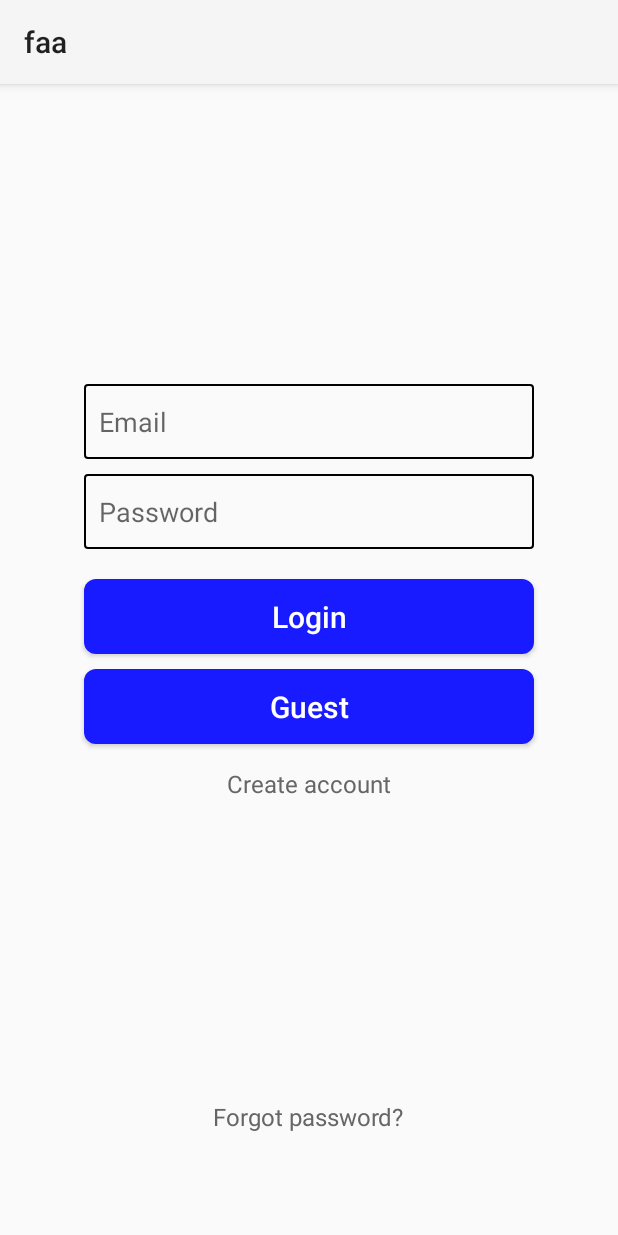
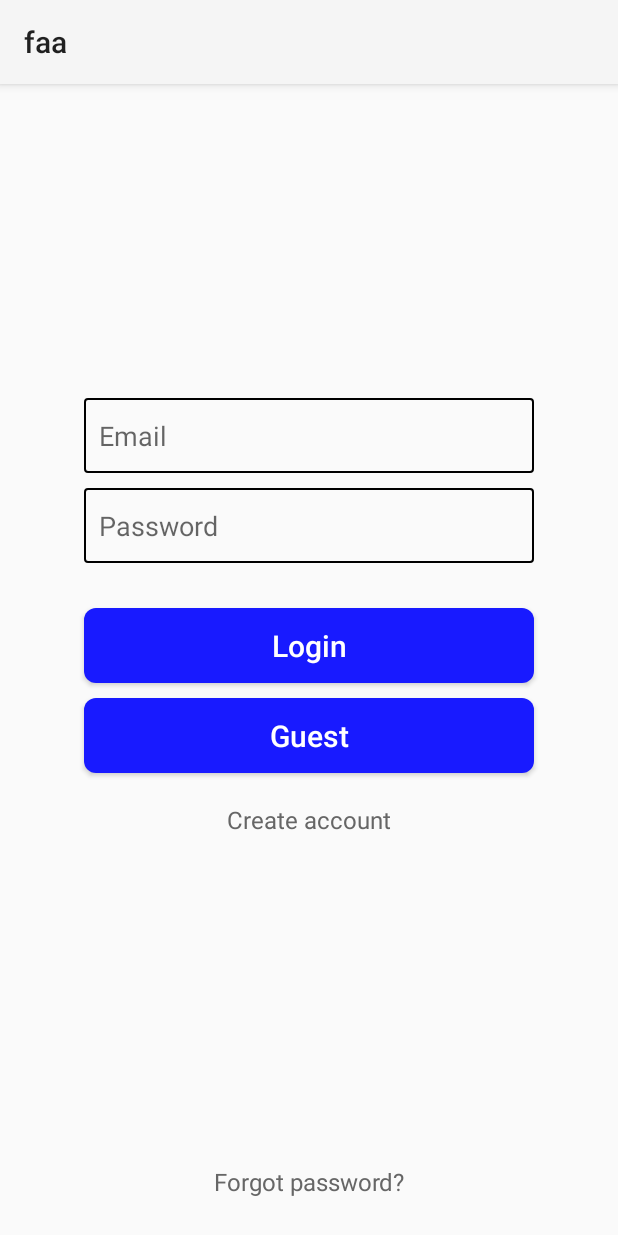
Before and after one commit to NLCodeTeam/faa-demo, an Android app: the screen it shows after launch (LoginActivity), on a phone screen of 412 x 824 dp. Run offline under Robolectric (Android 15) with nearby library versions, the phone set to English and light mode, and no system bars; our stand-ins replace Dagger/Hilt's generated code, Firebase (no records; nobody signed in at launch, a user with empty details on screens opened directly).

Commit message:
изменение linear layout на constraint layout

```diff
--- a/app/src/main/res/layout/fragment_login.xml
+++ b/app/src/main/res/layout/fragment_login.xml
@@ -1,5 +1,6 @@
 <?xml version="1.0" encoding="utf-8"?>
-<LinearLayout xmlns:android="http://schemas.android.com/apk/res/android"
+<androidx.constraintlayout.widget.ConstraintLayout xmlns:android="http://schemas.android.com/apk/res/android"
+    xmlns:app="http://schemas.android.com/apk/res-auto"
     xmlns:tools="http://schemas.android.com/tools"
     android:layout_width="match_parent"
     android:layout_height="match_parent"
@@ -10,73 +11,86 @@
         android:id="@+id/emailLogin"
         android:layout_width="300dp"
         android:layout_height="50dp"
-        android:layout_gravity="center"
-        android:layout_marginTop="200dp"
+        android:layout_marginBottom="300dp"
         android:background="@drawable/login_edit_text_background"
         android:hint="@string/email"
         android:inputType="textEmailAddress"
         android:padding="10dp"
-        android:textColor="@color/black" />
+        android:textColor="@color/black"
+        app:layout_constraintBottom_toBottomOf="parent"
+        app:layout_constraintLeft_toLeftOf="parent"
+        app:layout_constraintRight_toRightOf="parent"
+        app:layout_constraintTop_toTopOf="parent" />
 
     <EditText
         android:id="@+id/passwordLogin"
         android:layout_width="300dp"
         android:layout_height="50dp"
-        android:layout_gravity="center"
-        android:layout_marginTop="10dp"
         android:background="@drawable/login_edit_text_background"
         android:hint="@string/password"
         android:inputType="textPassword"
         android:padding="10dp"
-        android:textColor="@color/black" />
+        android:textColor="@color/black"
+        android:layout_margin="10dp"
+        app:layout_constraintTop_toBottomOf="@id/emailLogin"
+        app:layout_constraintLeft_toLeftOf="parent"
+        app:layout_constraintRight_toRightOf="parent"/>
 
     <Button
         android:id="@+id/loginButton"
         android:layout_width="300dp"
         android:layout_height="50dp"
-        android:layout_gravity="center"
-        android:layout_marginTop="20dp"
         android:background="@drawable/login_button_background"
         android:text="@string/login"
         android:textAllCaps="false"
         android:textColor="@color/white"
-        android:textSize="20sp" />
+        android:textSize="20sp"
+        android:layout_margin="30dp"
+        app:layout_constraintTop_toBottomOf="@id/passwordLogin"
+        app:layout_constraintLeft_toLeftOf="parent"
+        app:layout_constraintRight_toRightOf="parent" />
 
     <Button
         android:id="@+id/guestButton"
         android:layout_width="300dp"
         android:layout_height="50dp"
-        android:layout_gravity="center"
-        android:layout_marginTop="10dp"
         android:background="@drawable/login_button_background"
         android:text="@string/guest"
         android:textAllCaps="false"
         android:textColor="@color/white"
-        android:textSize="20sp" />
+        android:textSize="20sp"
+        android:layout_margin="10dp"
+        app:layout_constraintTop_toBottomOf="@id/loginButton"
+        app:layout_constraintLeft_toLeftOf="parent"
+        app:layout_constraintRight_toRightOf="parent" />
 
     <TextView
         android:id="@+id/signUp"
         android:layout_width="wrap_content"
         android:layout_height="wrap_content"
-        android:layout_gravity="center"
-        android:layout_marginTop="15dp"
         android:clickable="true"
         android:focusable="true"
         android:text="@string/create_account"
         android:textColor="#666666"
-        android:textSize="16sp" />
+        android:textSize="16sp"
+        android:layout_margin="20dp"
+        app:layout_constraintTop_toBottomOf="@id/guestButton"
+        app:layout_constraintLeft_toLeftOf="parent"
+        app:layout_constraintRight_toRightOf="parent" />
 
     <TextView
         android:id="@+id/forgotPassword"
         android:layout_width="wrap_content"
         android:layout_height="wrap_content"
-        android:layout_gravity="center"
-        android:layout_marginTop="200dp"
         android:clickable="true"
         android:focusable="true"
         android:text="@string/forgot_password"
         android:textColor="#666666"
-        android:textSize="16sp" />
+        android:textSize="16sp"
+        android:layout_margin="25dp"
+        app:layout_constraintBottom_toBottomOf="parent"
+        app:layout_constraintLeft_toLeftOf="parent"
+        app:layout_constraintRight_toRightOf="parent" />
 
 
-</LinearLayout>
+</androidx.constraintlayout.widget.ConstraintLayout>
```
